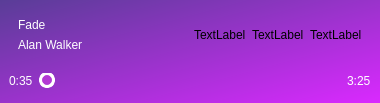
Above: Components/playercontrol.ui from HTMLProgrammer2001/qtPlayer before the change. Below: the same form after it.
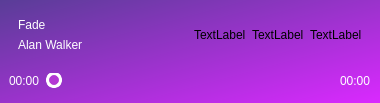
That is the form after the change.

What changed in the file:
```diff
--- a/Components/playercontrol.ui
+++ b/Components/playercontrol.ui
@@ -200,7 +200,7 @@
          <item>
           <widget class="QLabel" name="currentTime">
            <property name="text">
-            <string>0:35</string>
+            <string>00:00</string>
            </property>
           </widget>
          </item>
@@ -234,7 +234,7 @@
          <item>
           <widget class="QLabel" name="totalTime">
            <property name="text">
-            <string>3:25</string>
+            <string>00:00</string>
            </property>
           </widget>
          </item>
```
Left out of the diff: 19 changed lines with no effect on the pictures.
